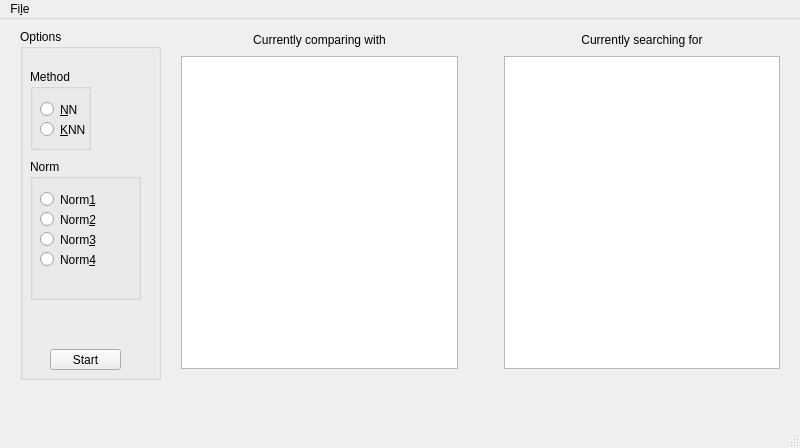
SMFloris/facialRecognitionGui-cuda, file mainwindow.ui: the form before one commit.
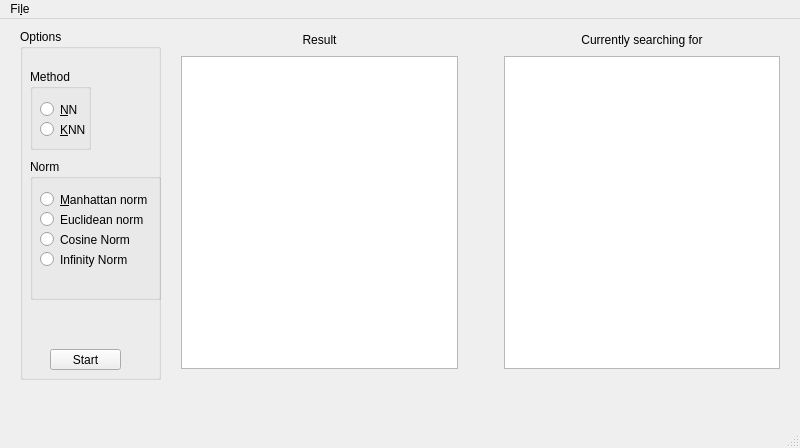
The form after the commit.

Commit message: Working NN and KNN with all norms.

Diff of the .ui file:
```diff
--- a/mainwindow.ui
+++ b/mainwindow.ui
@@ -35,7 +35,7 @@
        <item>
         <widget class="QLabel" name="label">
          <property name="text">
-          <string>Currently comparing with</string>
+          <string>Result</string>
          </property>
          <property name="alignment">
           <set>Qt::AlignCenter</set>
@@ -187,7 +187,7 @@
       <rect>
        <x>10</x>
        <y>130</y>
-       <width>111</width>
+       <width>131</width>
        <height>141</height>
       </rect>
      </property>
@@ -199,12 +199,12 @@
        <rect>
         <x>10</x>
         <y>30</y>
-        <width>91</width>
+        <width>121</width>
         <height>21</height>
        </rect>
       </property>
       <property name="text">
-       <string>Norm&amp;1</string>
+       <string>&amp;Manhattan norm</string>
       </property>
      </widget>
      <widget class="QRadioButton" name="norm2">
@@ -212,12 +212,12 @@
        <rect>
         <x>10</x>
         <y>50</y>
-        <width>101</width>
+        <width>121</width>
         <height>21</height>
        </rect>
       </property>
       <property name="text">
-       <string>Norm&amp;2</string>
+       <string>Euclidean norm</string>
       </property>
      </widget>
      <widget class="QRadioButton" name="norm3">
@@ -230,7 +230,7 @@
        </rect>
       </property>
       <property name="text">
-       <string>Norm&amp;3</string>
+       <string>Cosine Norm</string>
       </property>
      </widget>
      <widget class="QRadioButton" name="norm4">
@@ -243,7 +243,7 @@
        </rect>
       </property>
       <property name="text">
-       <string>Norm&amp;4</string>
+       <string>Infinity Norm</string>
       </property>
      </widget>
     </widget>
```
The commit also changes 2 other files.
